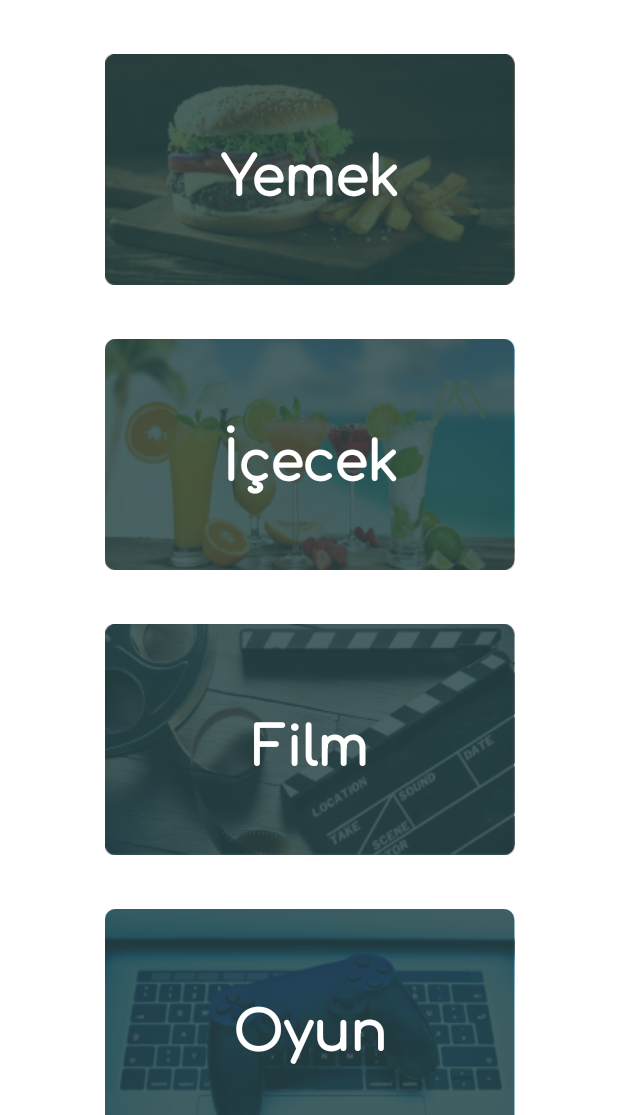
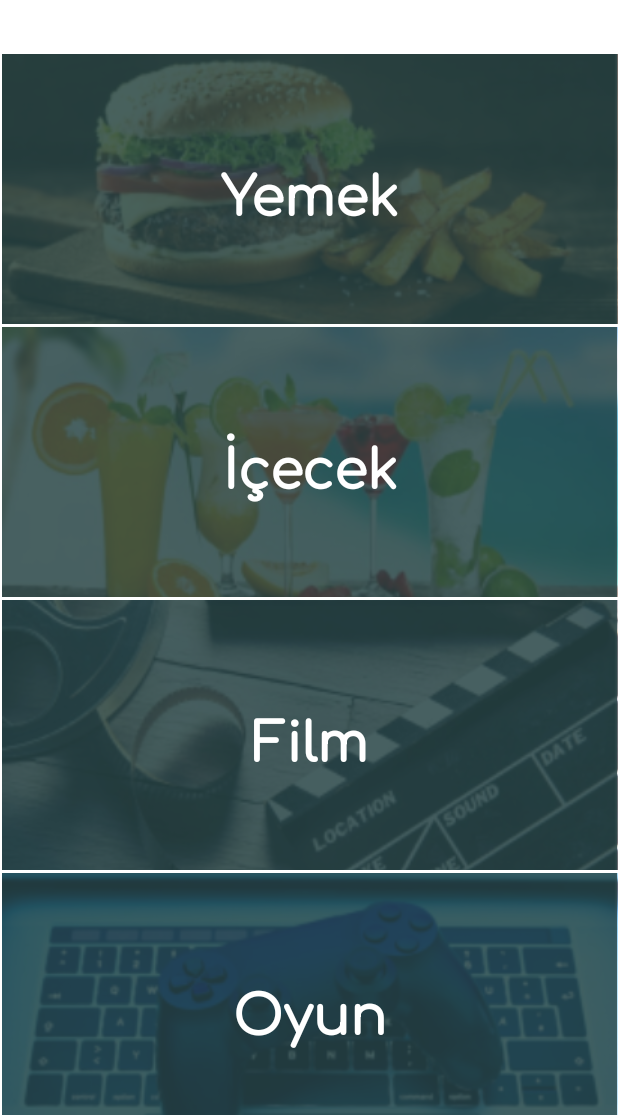
Before and after one commit to ugurcangal/farketmez, an Android app: the screen it shows after launch once a user with an empty profile is signed in (MainActivity), on a phone screen of 412 x 824 dp, the part 121-1236 px from its top. Run offline under Robolectric (Android 15) with nearby library versions, the phone set to English and light mode, and no system bars; our stand-ins replace Firebase (no records; nobody signed in at launch, a user with empty details on screens opened directly).

Commit message:
some design changes

```diff
--- a/app/src/main/res/layout/fragment_chosen_category.xml
+++ b/app/src/main/res/layout/fragment_chosen_category.xml
@@ -10,7 +10,7 @@
     <View
         android:id="@+id/backButton"
         android:layout_width="32dp"
-        android:layout_height="24dp"
+        android:layout_height="32dp"
         android:layout_marginTop="40dp"
         android:layout_marginLeft="20dp"
         android:background="@drawable/back_button"
--- a/app/src/main/res/layout/fragment_main.xml
+++ b/app/src/main/res/layout/fragment_main.xml
@@ -50,8 +50,8 @@
 
         <ImageView
             android:id="@+id/yemekIMG"
-            android:layout_width="wrap_content"
-            android:layout_height="wrap_content"
+            android:layout_width="match_parent"
+            android:layout_height="180dp"
             android:src="@drawable/yemek"
             android:layout_marginTop="36dp"
             android:scaleType="centerCrop"
@@ -59,9 +59,10 @@
             app:layout_constraintEnd_toEndOf="parent"
             app:layout_constraintTop_toBottomOf="@id/logoText"/>
         <ImageView
-            android:layout_width="wrap_content"
-            android:layout_height="wrap_content"
+            android:layout_width="match_parent"
+            android:layout_height="180dp"
             android:src="@drawable/main_image_filter"
+            android:scaleType="centerCrop"
             android:layout_marginTop="36dp"
             app:layout_constraintStart_toStartOf="parent"
             app:layout_constraintEnd_toEndOf="parent"
@@ -88,18 +89,20 @@
 
         <ImageView
             android:id="@+id/icecekIMG"
-            android:layout_width="wrap_content"
-            android:layout_height="wrap_content"
+            android:layout_width="match_parent"
+            android:layout_height="180dp"
             android:src="@drawable/icecek"
-            android:layout_marginTop="36dp"
+            android:scaleType="centerCrop"
+            android:layout_marginTop="2dp"
             app:layout_constraintStart_toStartOf="parent"
             app:layout_constraintEnd_toEndOf="parent"
             app:layout_constraintTop_toBottomOf="@id/yemekIMG"/>
         <ImageView
-            android:layout_width="wrap_content"
-            android:layout_height="wrap_content"
+            android:layout_width="match_parent"
+            android:layout_height="180dp"
             android:src="@drawable/main_image_filter"
-            android:layout_marginTop="36dp"
+            android:scaleType="centerCrop"
+            android:layout_marginTop="2dp"
             app:layout_constraintStart_toStartOf="parent"
             app:layout_constraintEnd_toEndOf="parent"
             app:layout_constraintTop_toBottomOf="@id/yemekIMG"/>
@@ -125,18 +128,20 @@
 
         <ImageView
             android:id="@+id/filmIMG"
-            android:layout_width="wrap_content"
-            android:layout_height="wrap_content"
+            android:layout_width="match_parent"
+            android:layout_height="180dp"
             android:src="@drawable/film"
-            android:layout_marginTop="36dp"
+            android:scaleType="centerCrop"
+            android:layout_marginTop="2dp"
             app:layout_constraintStart_toStartOf="parent"
             app:layout_constraintEnd_toEndOf="parent"
             app:layout_constraintTop_toBottomOf="@id/icecekIMG"/>
         <ImageView
-            android:layout_width="wrap_content"
-            android:layout_height="wrap_content"
+            android:layout_width="match_parent"
+            android:layout_height="180dp"
             android:src="@drawable/main_image_filter"
-            android:layout_marginTop="36dp"
+            android:scaleType="centerCrop"
+            android:layout_marginTop="2dp"
             app:layout_constraintStart_toStartOf="parent"
             app:layout_constraintEnd_toEndOf="parent"
             app:layout_constraintTop_toBottomOf="@id/icecekIMG"/>
@@ -161,18 +166,20 @@
 
         <ImageView
             android:id="@+id/oyunIMG"
-            android:layout_width="wrap_content"
-            android:layout_height="wrap_content"
+            android:layout_width="match_parent"
+            android:layout_height="180dp"
             android:src="@drawable/oyun"
-            android:layout_marginTop="36dp"
+            android:scaleType="centerCrop"
+            android:layout_marginTop="2dp"
             app:layout_constraintStart_toStartOf="parent"
             app:layout_constraintEnd_toEndOf="parent"
             app:layout_constraintTop_toBottomOf="@id/filmIMG"/>
         <ImageView
-            android:layout_width="wrap_content"
-            android:layout_height="wrap_content"
+            android:layout_width="match_parent"
+            android:layout_height="180dp"
             android:src="@drawable/main_image_filter"
-            android:layout_marginTop="36dp"
+            android:scaleType="centerCrop"
+            android:layout_marginTop="2dp"
             app:layout_constraintStart_toStartOf="parent"
             app:layout_constraintEnd_toEndOf="parent"
             app:layout_constraintTop_toBottomOf="@id/filmIMG"/>
@@ -198,18 +205,20 @@
 
         <ImageView
             android:id="@+id/kitapIMG"
-            android:layout_width="wrap_content"
-            android:layout_height="wrap_content"
+            android:layout_width="match_parent"
+            android:layout_height="180dp"
             android:src="@drawable/kitap"
-            android:layout_marginTop="36dp"
+            android:scaleType="centerCrop"
+            android:layout_marginTop="2dp"
             app:layout_constraintStart_toStartOf="parent"
             app:layout_constraintEnd_toEndOf="parent"
             app:layout_constraintTop_toBottomOf="@id/oyunIMG"/>
         <ImageView
-            android:layout_width="wrap_content"
-            android:layout_height="wrap_content"
+            android:layout_width="match_parent"
+            android:layout_height="180dp"
             android:src="@drawable/main_image_filter"
-            android:layout_marginTop="36dp"
+            android:scaleType="centerCrop"
+            android:layout_marginTop="2dp"
             app:layout_constraintStart_toStartOf="parent"
             app:layout_constraintEnd_toEndOf="parent"
             app:layout_constraintTop_toBottomOf="@id/oyunIMG"/>
--- a/app/src/main/res/layout/fragment_profile.xml
+++ b/app/src/main/res/layout/fragment_profile.xml
@@ -21,8 +21,8 @@
 
     <View
         android:id="@+id/backButton"
-        android:layout_width="30dp"
-        android:layout_height="22dp"
+        android:layout_width="32dp"
+        android:layout_height="32dp"
         android:layout_marginTop="22dp"
         android:layout_marginLeft="18dp"
         android:backgroundTint="@color/logoBrown"
@@ -73,8 +73,8 @@
 
     <ImageView
         android:id="@+id/signoutBtn"
-        android:layout_width="wrap_content"
-        android:layout_height="wrap_content"
+        android:layout_width="32dp"
+        android:layout_height="32dp"
         android:background="@drawable/signout_icon"
         android:layout_marginEnd="18dp"
         android:layout_marginTop="22dp"
```
